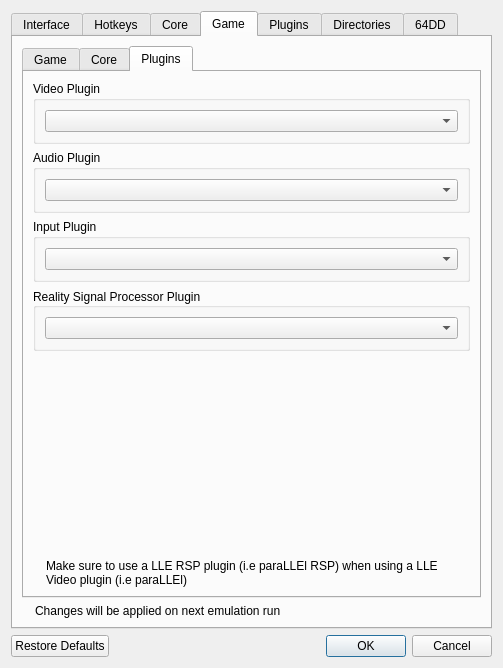
Rosalie241/RMG, file Source/RMG/UserInterface/Dialog/SettingsDialog.ui: the form before one commit.
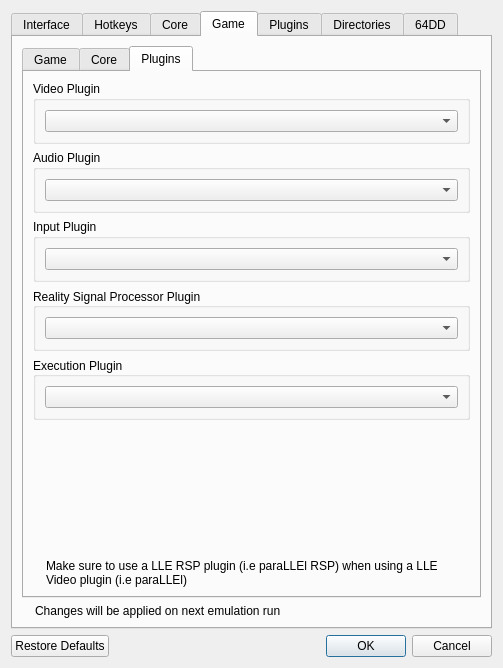
The form after the commit. The open tabs and pages were chosen to show the change. Icons and pictures are not drawn. Custom widgets are drawn as their Qt base class.

Commit message: Add support for low-level execution plugins

The edit to the form file:
```diff
--- a/Source/RMG/UserInterface/Dialog/SettingsDialog.ui
+++ b/Source/RMG/UserInterface/Dialog/SettingsDialog.ui
@@ -2258,6 +2258,40 @@
                  </layout>
                 </widget>
                </item>
+               <item>
+                <widget class="QGroupBox" name="groupBox_29">
+                 <property name="enabled">
+                  <bool>true</bool>
+                 </property>
+                 <property name="title">
+                  <string>Execution Plugin</string>
+                 </property>
+                 <property name="alignment">
+                  <set>Qt::AlignLeading|Qt::AlignLeft|Qt::AlignVCenter</set>
+                 </property>
+                 <property name="flat">
+                  <bool>false</bool>
+                 </property>
+                 <property name="checkable">
+                  <bool>false</bool>
+                 </property>
+                 <property name="checked">
+                  <bool>false</bool>
+                 </property>
+                 <layout class="QHBoxLayout" name="horizontalLayout_66">
+                  <item>
+                   <widget class="QComboBox" name="gameExecutionPluginsComboBox">
+                    <property name="sizePolicy">
+                     <sizepolicy hsizetype="Expanding" vsizetype="Fixed">
+                      <horstretch>0</horstretch>
+                      <verstretch>0</verstretch>
+                     </sizepolicy>
+                    </property>
+                   </widget>
+                  </item>
+                 </layout>
+                </widget>
+               </item>
                <item>
                 <spacer name="verticalSpacer_10">
                  <property name="orientation">
```
Left out of the diff: 28 changed lines with no effect on the pictures. The commit also changes 21 other files.
